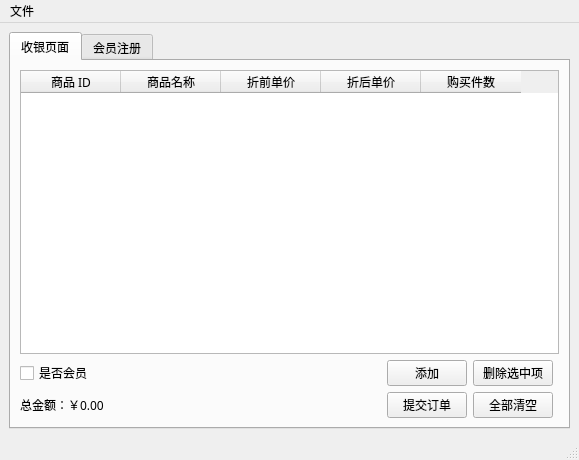
The window that design/client/ui/seller-window.ui (smdsbz/database-experiment) describes before a commit, drawn with Qt 5.
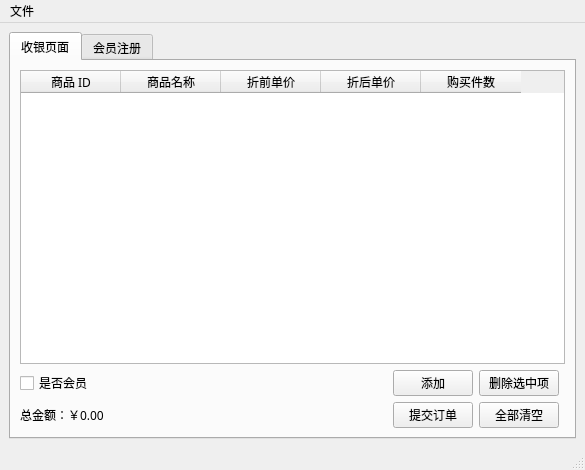
The same window after the commit.

```diff
--- a/design/client/ui/seller-window.ui
+++ b/design/client/ui/seller-window.ui
@@ -6,8 +6,8 @@
    <rect>
     <x>0</x>
     <y>0</y>
-    <width>579</width>
-    <height>460</height>
+    <width>585</width>
+    <height>470</height>
    </rect>
   </property>
   <property name="font">
@@ -221,7 +221,7 @@
     <rect>
      <x>0</x>
      <y>0</y>
-     <width>579</width>
+     <width>585</width>
      <height>18</height>
     </rect>
    </property>
```
